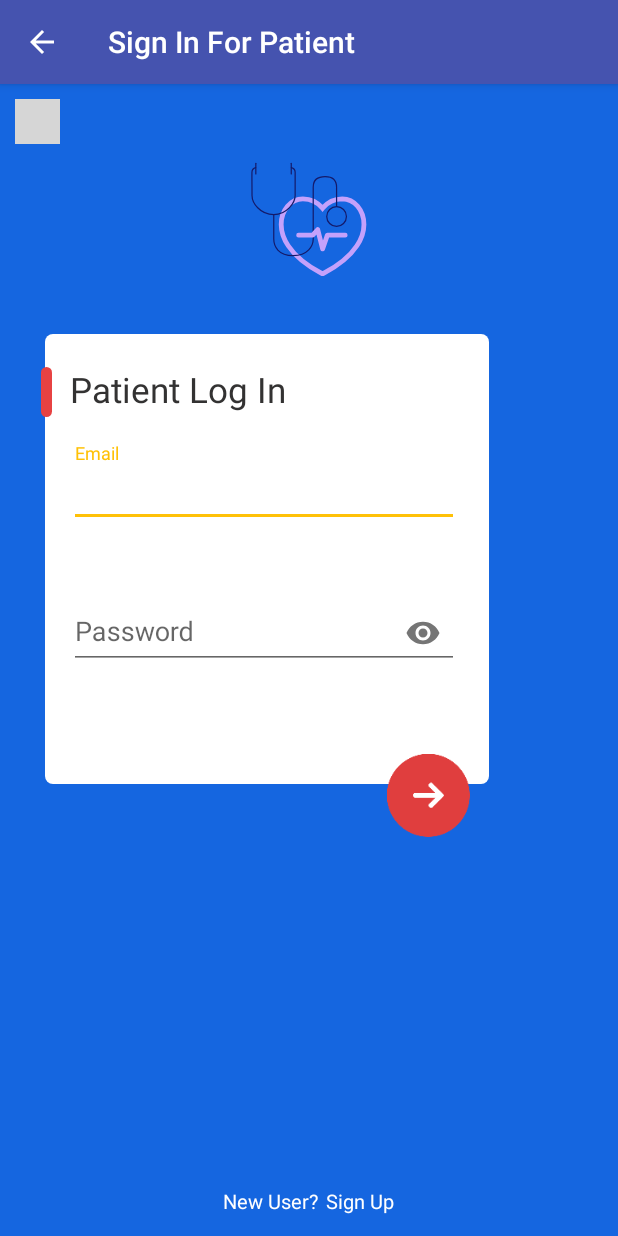
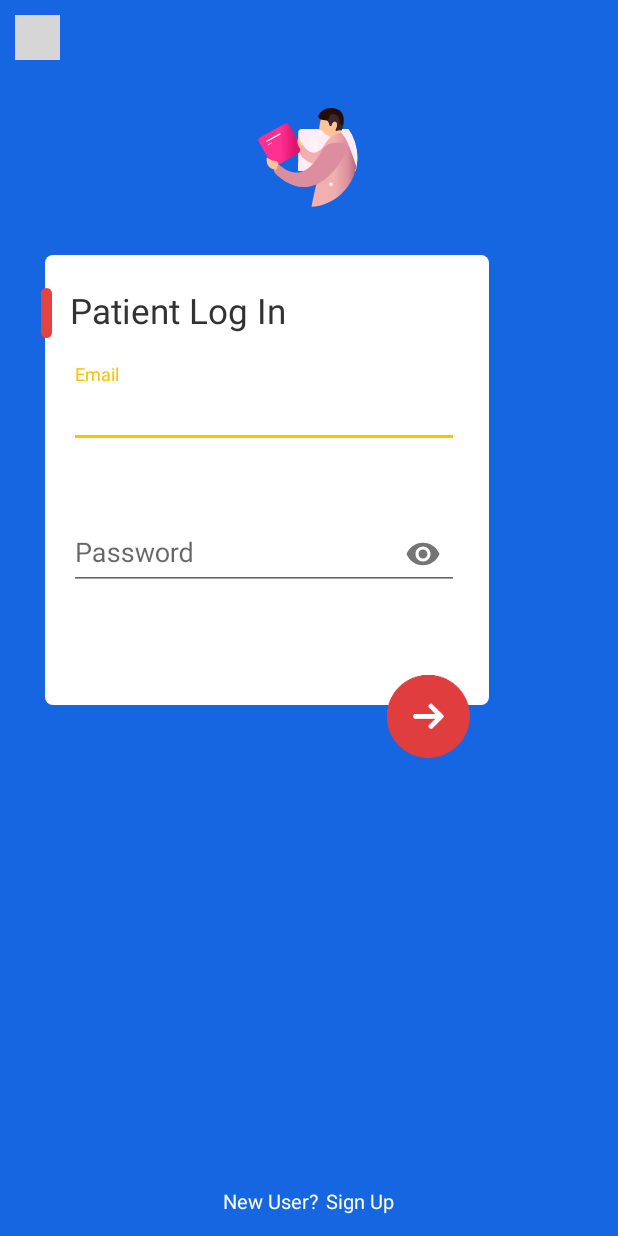
Before and after one commit to Hasib718/Care-Bear, an Android app: the SignInActivityForPatient screen opened directly, with no data from a screen before it, on a phone screen of 412 x 824 dp. Run offline under Robolectric (Android 15) with nearby library versions, the light colour scheme and no system bars; our stand-ins replace Firebase (no records; nobody signed in at launch, a user with empty details on screens opened directly); 2 statements that could not run were skipped; grey boxes are pictures that could not be loaded.

Commit message:
Patient Sign In Ui

```diff
--- a/app/src/main/java/com/hasib/carebear/MainActivity.java
+++ b/app/src/main/java/com/hasib/carebear/MainActivity.java
@@ -14,7 +14,7 @@
 
 import com.google.android.material.snackbar.Snackbar;
 import com.hasib.carebear.doctor.authentication.SignInActivityForDoctor;
-import com.hasib.carebear.patient.SignInActivityForPatient;
+import com.hasib.carebear.patient.authentication.SignInActivityForPatient;
 import com.karumi.dexter.Dexter;
 import com.karumi.dexter.MultiplePermissionsReport;
 import com.karumi.dexter.PermissionToken;
--- a/app/src/main/java/com/hasib/carebear/doctor/container/UserDetails.java
+++ b/app/src/main/java/com/hasib/carebear/doctor/container/UserDetails.java
@@ -189,4 +189,7 @@ public class UserDetails implements Parcelable {
     public int describeContents() {
         return hashCode();
     }
+
+    public void setCommonChamberInfo(String toString) {
+    }
 }
--- a/app/src/main/java/com/hasib/carebear/patient/authentication/SignInActivityForPatient.java
+++ b/app/src/main/java/com/hasib/carebear/patient/authentication/SignInActivityForPatient.java
@@ -12,12 +12,15 @@ import android.view.MenuItem;
 import android.view.View;
 import android.widget.Button;
 import android.widget.EditText;
+import android.widget.ImageButton;
+import android.widget.ImageView;
 import android.widget.ProgressBar;
 import android.widget.TextView;
 import android.widget.Toast;
 
 import com.google.android.gms.tasks.OnCompleteListener;
 import com.google.android.gms.tasks.Task;
+import com.google.android.material.textfield.TextInputLayout;
 import com.google.firebase.FirebaseApp;
 import com.google.firebase.FirebaseOptions;
 import com.google.firebase.auth.AuthResult;
@@ -30,88 +33,95 @@ public class SignInActivityForPatient extends AppCompatActivity implements View.
 
     private static final String TAG = "SignInActivityForPatient";
 
-    private Button signInButtonForPatient, signUpButtonForPatient;
-    private TextView signUpTextView;
-    private EditText emailText;
-    private EditText passwordText;
+    private ImageView signInImageForPatient;
+    private TextView signUpTextForPatient;
+    private EditText emailText, passwordText;
+    private TextInputLayout emailTextInputLayout, passwordTextInputLayout;
     private ProgressBar progressBar;
     private FirebaseAuth mAuth;
+    private ImageButton imageBackButton;
 
     @Override
     protected void onCreate(@Nullable Bundle savedInstanceState) {
         super.onCreate(savedInstanceState);
         setContentView(R.layout.activity_sign_in_for_patient);
         this.setTitle("Sign In For Patient");
-
-        //Enable back button on Menu Bar
-        getSupportActionBar().setDisplayHomeAsUpEnabled(true);
-        getSupportActionBar().setDisplayShowHomeEnabled(true);
+        getSupportActionBar().hide();
 
         //finding views
-        signInButtonForPatient = findViewById(R.id.signInButtonForPatientId);
-        signUpTextView = findViewById(R.id.signUpTextView);
+        signInImageForPatient = findViewById(R.id.signInButtonForPatientId);
+        signUpTextForPatient = findViewById(R.id.signUpTextForPatientId);
+        progressBar = findViewById(R.id.progressBarIn);
         emailText = findViewById(R.id.usernameTextPatientId);
         passwordText = findViewById(R.id.passwordTextPatientId);
-        progressBar = findViewById(R.id.progressBarIn);
-        signUpButtonForPatient = findViewById(R.id.signUpButtonForPatientId);
+        emailTextInputLayout = findViewById(R.id.usernameTextPatientLayout);
+        passwordTextInputLayout = findViewById(R.id.passwordTextPatientLayout);
+        imageBackButton = findViewById(R.id.backToMainFromPatient);
 
         //Setting button on click listener
-        signInButtonForPatient.setOnClickListener(this);
-        signUpButtonForPatient.setOnClickListener(this);
+        signInImageForPatient.setOnClickListener(this);
+        signUpTextForPatient.setOnClickListener(this);
+        imageBackButton.setOnClickListener(this);
 
         //Initializing firebase authentication
         mAuth = FirebaseAuth.getInstance(CareBear.getPatientFirebaseApp());
     }
 
-    //This Function is needed for back button.. Without this function
-    //back button wouldn't work properly..
-    @Override
-    public boolean onOptionsItemSelected(@NonNull MenuItem item) {
-        if(item.getItemId() == android.R.id.home) {
-            finish();
-        }
-        return super.onOptionsItemSelected(item);
-    }
-
     @Override
     public void onClick(View v) {
-        if(v.getId() == R.id.signUpButtonForPatientId) {
+        if(v.getId() == R.id.signUpTextForPatientId) {
             Intent intent = new Intent(SignInActivityForPatient.this, SignUpActivityForPatient.class);
             startActivity(intent);
         } else if (v.getId() == R.id.signInButtonForPatientId) {
             patientLogin();
+        } else if (v.getId() == R.id.backToMainFromPatient) {
+            onBackPressed();
         }
     }
 
     private void patientLogin() {
-        progressBar.setVisibility(View.VISIBLE);
-
         String email = emailText.getText().toString().trim();
         String password = passwordText.getText().toString().trim();
 
         if(email.isEmpty()){
-            emailText.setError("enter an email address");
+            emailTextInputLayout.setError("Enter an Email Address");
             emailText.requestFocus();
             return;
         }
+        if(!email.isEmpty()){
+            emailTextInputLayout.setError(null);
+        }
 
         if(!Patterns.EMAIL_ADDRESS.matcher(email).matches()){
-            emailText.setError("enter a valid email");
+            emailTextInputLayout.setError("enter a valid email");
             emailText.requestFocus();
             return;
         }
+        if(Patterns.EMAIL_ADDRESS.matcher(email).matches()){
+            emailTextInputLayout.setError(null);
+        }
 
         if(password.isEmpty()){
-            passwordText.setError("enter an email address");
+            passwordTextInputLayout.setError("Enter Password");
             passwordText.requestFocus();
             return;
         }
 
+        if(!password.isEmpty()){
+            passwordTextInputLayout.setError(null);
+        }
+
         if(password.length()<6){
-            passwordText.setError("minimum length 6 chars");
+            passwordTextInputLayout.setError("Minimum Length 6 chars");
             passwordText.requestFocus();
             return;
         }
+
+        if(!(password.length()<6)){
+            passwordTextInputLayout.setError(null);
+        }
+
+        progressBar.setVisibility(View.VISIBLE);
 
         mAuth.signInWithEmailAndPassword(email,password).addOnCompleteListener(new OnCompleteListener<AuthResult>() {
             @Override
--- a/app/src/main/java/com/hasib/carebear/patient/authentication/SignUpActivityForPatient.java
+++ b/app/src/main/java/com/hasib/carebear/patient/authentication/SignUpActivityForPatient.java
@@ -58,9 +58,7 @@ public class SignUpActivityForPatient extends AppCompatActivity implements View.
         setContentView(R.layout.activity_sign_up_for_patient);
         this.setTitle("Sign Up For Patient");
 
-        //Enable back button on Menu Bar
-        getSupportActionBar().setDisplayHomeAsUpEnabled(true);
-        getSupportActionBar().setDisplayShowHomeEnabled(true);
+        getSupportActionBar().hide();
 
         //Finding EditText for Patient
 
--- a/app/src/main/res/layout/activity_sign_in_for_doctor.xml
+++ b/app/src/main/res/layout/activity_sign_in_for_doctor.xml
@@ -132,6 +132,9 @@
         android:layout_alignParentStart="true"
         android:layout_marginTop="10dp"
         android:scaleType="fitXY"
-        android:background="@drawable/image_back_34dp"/>
+        android:background="@drawable/image_back_34dp"
+        android:focusable="true"
+        android:clickable="true"
+        android:foreground="?android:attr/selectableItemBackground"/>
 
 </RelativeLayout>
--- a/app/src/main/res/layout/activity_sign_in_for_patient.xml
+++ b/app/src/main/res/layout/activity_sign_in_for_patient.xml
@@ -6,7 +6,7 @@
     android:layout_height="match_parent"
     android:background="#1566e0"
     android:orientation="vertical"
-    tools:context=".patient.SignInActivityForPatient">
+    tools:context=".patient.authentication.SignInActivityForPatient">
 
 
     <LinearLayout
@@ -20,14 +20,13 @@
             android:gravity="center">
 
             <com.airbnb.lottie.LottieAnimationView
-                android:layout_marginTop="40dp"
-                android:layout_marginBottom="20dp"
+                android:layout_marginTop="20dp"
                 android:layout_gravity="center"
-                android:layout_width="80dp"
-                android:layout_height="80dp"
+                android:layout_width="150dp"
+                android:layout_height="150dp"
                 android:scrollbarSize="40dp"
                 app:lottie_autoPlay="true"
-                app:lottie_fileName="doctor3.json"
+                app:lottie_fileName="patient2.json"
                 app:lottie_loop="true" />
 
         </LinearLayout>
@@ -36,7 +35,7 @@
         <FrameLayout
             android:layout_width="match_parent"
             android:layout_height="wrap_content"
-            android:layout_marginTop="26.7dp">
+            >
 
 
             <FrameLayout
--- a/app/src/main/res/layout/activity_sign_up_for_doctor.xml
+++ b/app/src/main/res/layout/activity_sign_up_for_doctor.xml
@@ -346,6 +346,9 @@
         android:layout_alignParentStart="true"
         android:layout_marginTop="10dp"
         android:scaleType="fitXY"
-        android:background="@drawable/image_back_34dp"/>
+        android:background="@drawable/image_back_34dp"
+        android:focusable="true"
+        android:clickable="true"
+        android:foreground="?android:attr/selectableItemBackground"/>
 
 </RelativeLayout>
```
Also changed, not shown: app/src/main/assets/patient2.json (added, +1 -0 lines).
